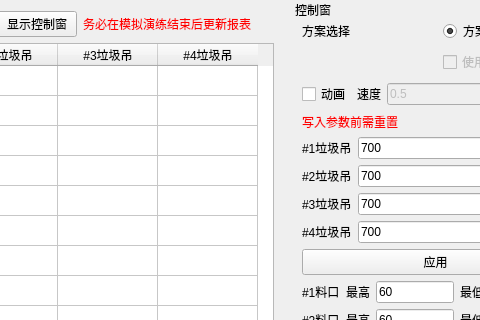
Above: QuestClient/QuestClient.ui from Ohto-Ai-Dev/QuestCommandSender before the change; both pictures show x 237 to 717 and y 0 to 320 of the 964 by 737 pixel window. Below: the same form after it.
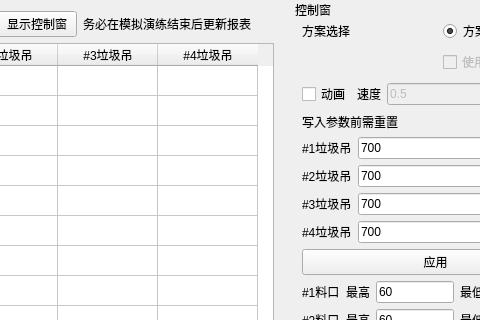
That is the form after the change. Icons and pictures are not drawn.

Commit message: 添加动画窗口右侧框线

```diff
--- a/QuestClient/QuestClient.ui
+++ b/QuestClient/QuestClient.ui
@@ -24,7 +24,9 @@
     color:red;
     /*border:2px solid rgb(35,35,35);*/
 }
-</string>
+#animDockWidget&gt; QWidget{
+	border-right: 1px solid black;
+}</string>
   </property>
   <widget class="QWidget" name="centralWidget">
    <layout class="QHBoxLayout" name="horizontalLayout_2">
```
